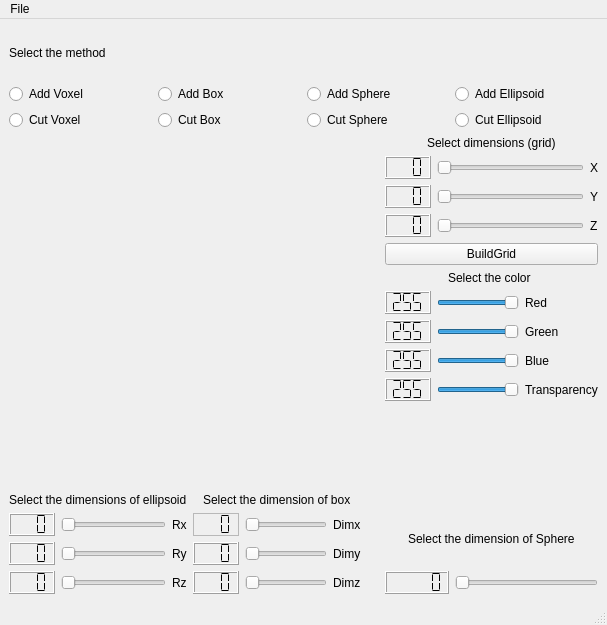
MaressaD/Projeto_Escultor3d, file EscultorDDD/mainwindow.ui: the form before one commit.
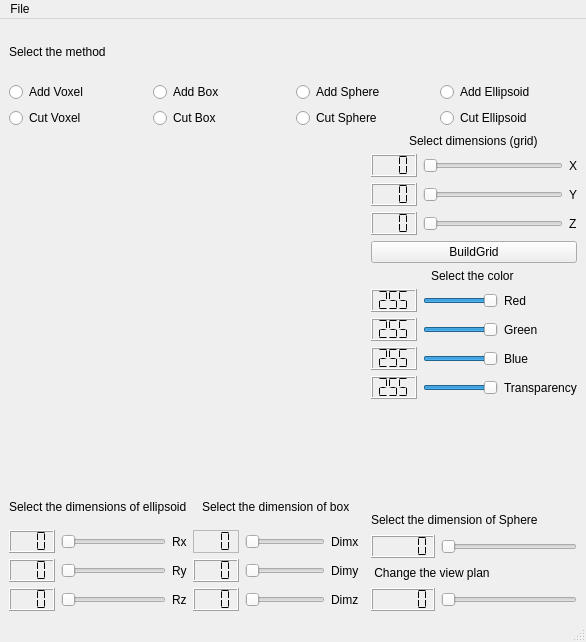
The form after the commit. Icons and pictures are not drawn. Custom widgets are drawn as their Qt base class.

```diff
--- a/EscultorDDD/mainwindow.ui
+++ b/EscultorDDD/mainwindow.ui
@@ -6,8 +6,8 @@
    <rect>
     <x>0</x>
     <y>0</y>
-    <width>607</width>
-    <height>625</height>
+    <width>586</width>
+    <height>642</height>
    </rect>
   </property>
   <property name="minimumSize">
@@ -20,10 +20,8 @@
    <string>Painter3D</string>
   </property>
   <widget class="QWidget" name="centralwidget">
-   <layout class="QGridLayout" name="gridLayout_8">
-    <item row="0" column="0">
-     <layout class="QVBoxLayout" name="verticalLayout_8">
-      <item>
+   <layout class="QGridLayout" name="gridLayout_7">
+    <item row="0" column="0" colspan="3">
        <layout class="QVBoxLayout" name="verticalLayout_4">
         <item>
          <widget class="QLabel" name="label_6">
@@ -111,9 +109,7 @@
         </item>
        </layout>
       </item>
-      <item>
-       <layout class="QHBoxLayout" name="horizontalLayout_3">
-        <item>
+    <item row="1" column="0" rowspan="3">
          <layout class="QVBoxLayout" name="verticalLayout_7">
           <item>
            <widget class="Plotter" name="widget" native="true">
@@ -363,22 +359,20 @@
           </item>
          </layout>
         </item>
-        <item>
+    <item row="1" column="1">
          <spacer name="horizontalSpacer">
           <property name="orientation">
            <enum>Qt::Horizontal</enum>
           </property>
           <property name="sizeHint" stdset="0">
            <size>
-            <width>20</width>
+        <width>2</width>
             <height>20</height>
            </size>
           </property>
          </spacer>
         </item>
-        <item>
-         <layout class="QVBoxLayout" name="verticalLayout_6">
-          <item>
+    <item row="1" column="2">
            <layout class="QVBoxLayout" name="verticalLayout_5">
             <item>
              <layout class="QVBoxLayout" name="verticalLayout_3">
@@ -743,7 +737,7 @@
             </item>
            </layout>
           </item>
-          <item>
+    <item row="2" column="2">
            <widget class="color" name="widget_2" native="true">
             <property name="minimumSize">
              <size>
@@ -762,9 +756,19 @@
             </property>
            </widget>
           </item>
+    <item row="3" column="2">
+     <layout class="QVBoxLayout" name="verticalLayout_6">
           <item>
-           <layout class="QGridLayout" name="gridLayout_7">
-            <item row="1" column="0">
+       <widget class="QLabel" name="label_2">
+        <property name="autoFillBackground">
+         <bool>false</bool>
+        </property>
+        <property name="text">
+         <string>Select the dimension of Sphere</string>
+        </property>
+       </widget>
+      </item>
+      <item>
              <layout class="QGridLayout" name="gridLayout_5">
               <item row="0" column="0">
                <widget class="QLCDNumber" name="lcdNumber_14">
@@ -791,19 +795,34 @@
               </item>
              </layout>
             </item>
-            <item row="0" column="0" alignment="Qt::AlignHCenter">
-             <widget class="QLabel" name="label_2">
-              <property name="autoFillBackground">
-               <bool>false</bool>
-              </property>
+      <item>
+       <widget class="QLabel" name="label_9">
               <property name="text">
-               <string>Select the dimension of Sphere</string>
+         <string> Change the view plan</string>
               </property>
              </widget>
             </item>
-           </layout>
-          </item>
-         </layout>
+      <item>
+       <layout class="QHBoxLayout" name="horizontalLayout_3">
+        <item>
+         <widget class="QLCDNumber" name="lcdNumber_15">
+          <property name="frameShadow">
+           <enum>QFrame::Raised</enum>
+          </property>
+          <property name="segmentStyle">
+           <enum>QLCDNumber::Flat</enum>
+          </property>
+         </widget>
+        </item>
+        <item>
+         <widget class="QSlider" name="sliderPlan">
+          <property name="maximum">
+           <number>100</number>
+          </property>
+          <property name="orientation">
+           <enum>Qt::Horizontal</enum>
+          </property>
+         </widget>
         </item>
        </layout>
       </item>
@@ -816,7 +835,7 @@
     <rect>
      <x>0</x>
      <y>0</y>
-     <width>607</width>
+     <width>586</width>
      <height>21</height>
     </rect>
    </property>
```
Left out of the diff: 308 changed lines with no effect on the pictures. Lines whose indentation alone changed are shown as unchanged.
